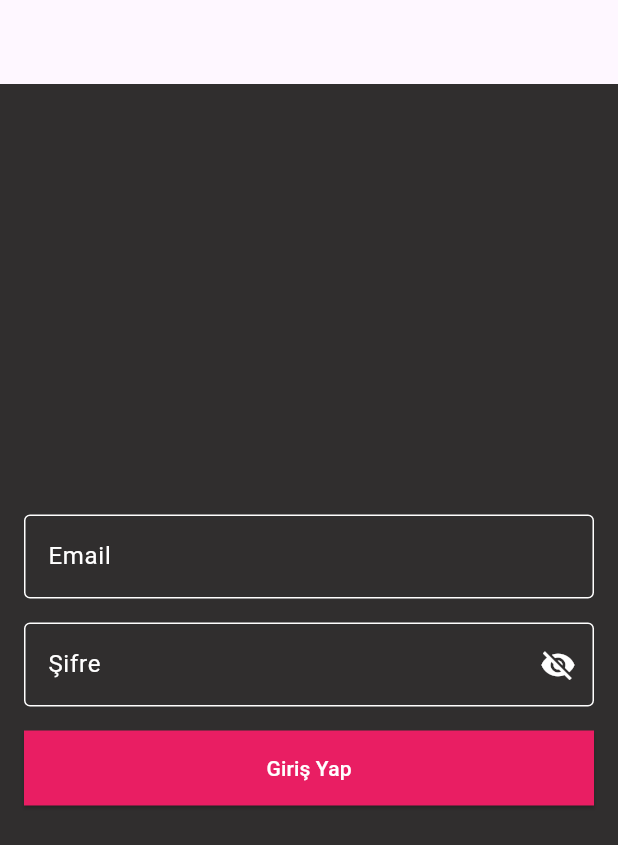
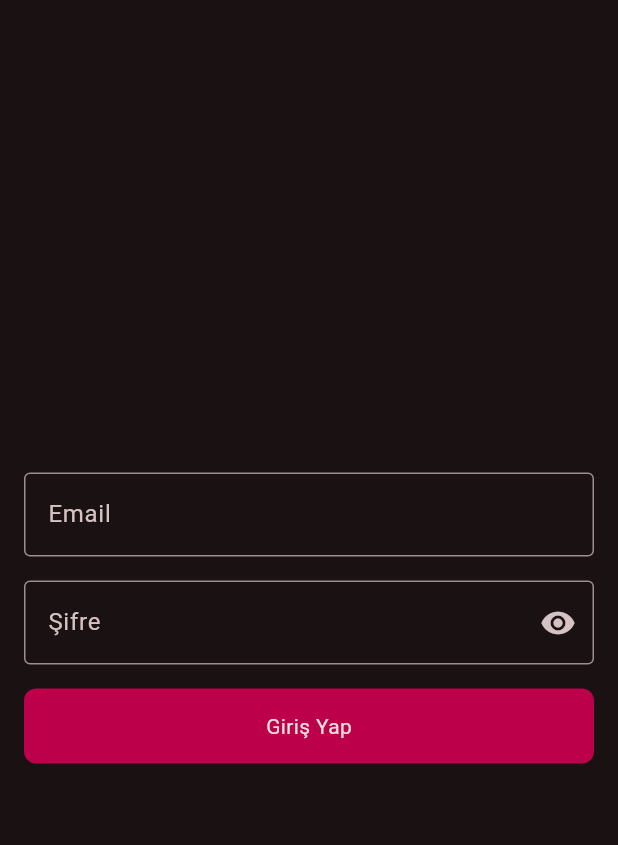
Before and after one commit to zsyon/flutter_uygulama2, a Flutter app: the screen it shows after launch, after a tap on "Giriş Yap", on a phone screen of 412 x 824 dp. Shown: the top 845 px of the screen. Run offline on Flutter 3.47's test engine with Material 3 defaults, Android fonts, the phone set to English and light mode, and no system bars.

Commit message:
edit theme clour

```diff
--- a/lib/main.dart
+++ b/lib/main.dart
@@ -1,33 +1,39 @@
 import 'package:flutter/material.dart';
 
 void main() {
-  runApp(MyApp());
+  runApp(const MyApp());
 }
 
 class MyApp extends StatelessWidget {
+  const MyApp({super.key});
+
   @override
   Widget build(BuildContext context) {
     return MaterialApp(
-      home: MyHomePage(),
-    );
+        home: const MyHomePage(),
+        theme: ThemeData(
+          brightness: Brightness.dark,
+          colorSchemeSeed: const Color.fromRGBO(188, 0, 74, 1.0),
+        ));
   }
 }
 
 class MyHomePage extends StatefulWidget {
+  const MyHomePage({super.key});
+
   @override
-  _MyHomePageState createState() => _MyHomePageState();
+  MyHomePageState createState() => MyHomePageState();
 }
 
-class _MyHomePageState extends State<MyHomePage> {
-  TextEditingController _emailController = TextEditingController();
-  TextEditingController _passwordController = TextEditingController();
+class MyHomePageState extends State<MyHomePage> {
+  final TextEditingController _emailController = TextEditingController();
+  final TextEditingController _passwordController = TextEditingController();
 
   bool _isPasswordVisible = false;
 
   @override
   Widget build(BuildContext context) {
     return Scaffold(
-      appBar: AppBar(),
       body: Padding(
         padding: const EdgeInsets.all(16.0),
         child: Column(
@@ -35,32 +41,30 @@ class _MyHomePageState extends State<MyHomePage> {
           children: [
             TextField(
               controller: _emailController,
-              style: TextStyle(color: Colors.white), // Metin rengini ayarla
               decoration: InputDecoration(
                 labelText: 'Email',
-                labelStyle: TextStyle(color: Colors.white),
-                enabledBorder: OutlineInputBorder(
-                  borderSide: BorderSide(color: Colors.white),
-                ),
                 focusedBorder: OutlineInputBorder(
-                  borderSide: BorderSide(color: Colors.white),
-                ),
+                    borderSide: BorderSide(
+                        color: Theme.of(context).colorScheme.onPrimary,
+                        width: 2)),
+                hintStyle:
+                    TextStyle(color: Theme.of(context).colorScheme.onSurface),
+                border: const OutlineInputBorder(),
               ),
             ),
-            SizedBox(height: 16),
+            const SizedBox(height: 16),
             TextField(
-              controller: _passwordController,
-              style: TextStyle(color: Colors.white), // Metin rengini ayarla
+              controller: _passwordController, // Metin rengini ayarla
               obscureText: !_isPasswordVisible, // Şifreyi gizle/göster
               decoration: InputDecoration(
                 labelText: 'Şifre',
-                labelStyle: TextStyle(color: Colors.white),
-                enabledBorder: OutlineInputBorder(
-                  borderSide: BorderSide(color: Colors.white),
-                ),
                 focusedBorder: OutlineInputBorder(
-                  borderSide: BorderSide(color: Colors.white),
-                ),
+                    borderSide: BorderSide(
+                        color: Theme.of(context).colorScheme.primary,
+                        width: 2)),
+                hintStyle:
+                    TextStyle(color: Theme.of(context).colorScheme.onSurface),
+                border: const OutlineInputBorder(),
                 suffixIcon: GestureDetector(
                   onTap: () {
                     setState(() {
@@ -69,42 +73,37 @@ class _MyHomePageState extends State<MyHomePage> {
                   },
                   child: Icon(
                     _isPasswordVisible
-                        ? Icons.visibility
-                        : Icons.visibility_off,
-                    color: Colors.white,
+                        ? Icons.visibility_off
+                        : Icons.visibility,
                   ),
                 ),
               ),
             ),
-            SizedBox(height: 16),
+            const SizedBox(height: 16),
             SizedBox(
               width: double.infinity,
               height: 50,
-              child: ElevatedButton(
-                onPressed: () {
+              child: InkWell(
+                onTap: () {
                   String enteredEmail = _emailController.text;
                   String enteredPassword = _passwordController.text == ""
                       ? ""
                       : _passwordController.text;
-                  print('Girilen email: $enteredEmail');
-                  print('Girilen şifre: $enteredPassword');
+                  debugPrint('Girilen email: $enteredEmail');
+                  debugPrint('Girilen şifre: $enteredPassword');
                 },
-                style: ElevatedButton.styleFrom(
-                  primary: Colors.pink,
-                  shape: RoundedRectangleBorder(
-                    borderRadius: BorderRadius.circular(0),
-                  ),
-                ),
-                child: Text(
-                  'Giriş Yap',
-                  style: TextStyle(color: Colors.white),
-                ),
+                child: Container(
+                    decoration: BoxDecoration(
+                      color: const Color.fromRGBO(188, 0, 74, 1.0),
+                      borderRadius: BorderRadius.circular(8),
+                    ),
+                    child: const Center(
+                        child: Text('Giriş Yap', style: TextStyle()))),
               ),
             ),
           ],
         ),
       ),
-      backgroundColor: Color.fromARGB(255, 48, 46, 46), // Arka plan rengi
     );
   }
 }
```
